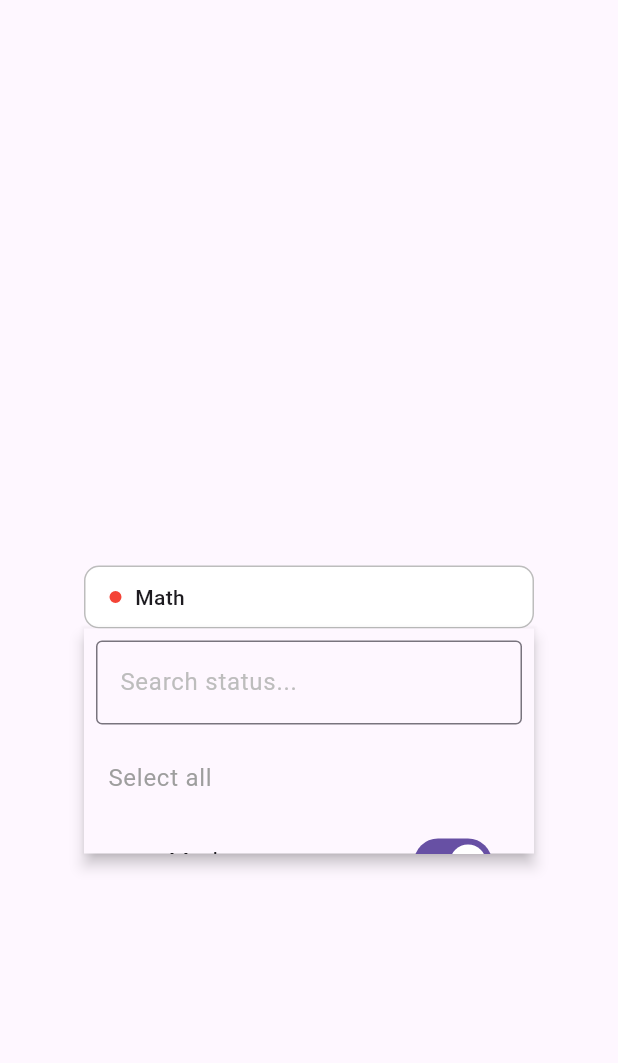
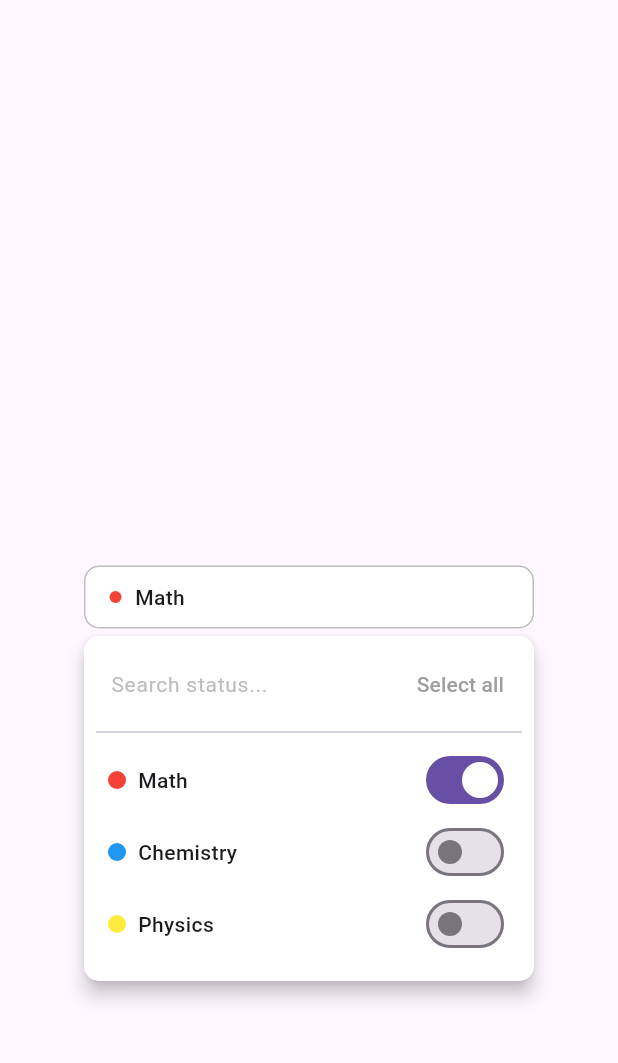
Before and after one commit to DarienRomero/flutter_stage_status_picker, a Flutter app: the screen it shows after launch, after a tap on "Math", on a phone screen of 412 x 824 dp, the part 63-1126 px from its top. Run offline on Flutter 3.47's test engine with Material 3 defaults, Android fonts, the phone set to English and light mode, and no system bars; our stand-ins replace diacritic.

```diff
--- a/lib/overlay_content.dart
+++ b/lib/overlay_content.dart
@@ -44,104 +44,144 @@ class OverlayContent extends StatefulWidget {
 }
 
 class _OverlayContentState extends State<OverlayContent> {
-  late List<StatusPickerOption> filteredOptions;
+  late List<StatusPickerOption> innerOptions;
 
   @override
   void initState() {
+    innerOptions = widget.options;
     super.initState();
-    filteredOptions = widget.options;
-    widget.controller.addListener(_filterOptions);
-  }
-
-  @override
-  void dispose() {
-    widget.controller.removeListener(_filterOptions);
-    super.dispose();
-  }
-
-  void _filterOptions() {
-    setState(() {
-      filteredOptions = widget.options.where((option) {
-        final query = removeDiacritics(widget.controller.text.toLowerCase());
-        final label = removeDiacritics(option.label.toLowerCase());
-        return label.contains(query);
-      }).toList();
-    });
   }
 
   @override
   Widget build(BuildContext context) {
-    return Positioned(
+    final filteredOptions = innerOptions.where((option) => removeDiacritics(option.label).toLowerCase().startsWith(removeDiacritics(widget.controller.text).toLowerCase()));
+    return Stack(
+      children: [
+        // Detección de clic fuera del dropdown
+        Positioned.fill(
+          child: GestureDetector(
+            onTap: widget.onClose,
+            child: Container(color: Colors.transparent),
+          ),
+        ),
+        Positioned(
           left: widget.offset.dx,
-      top: widget.offset.dy + widget.size.height,
+          top: widget.offset.dy + widget.size.height + 5,
+          width: widget.size.width,
           child: Material(
-        elevation: 4.0,
-        child: SizedBox(
-          width: widget.size.width,
-          height: widget.overlayHeight,
+            elevation: 5,
+            borderRadius: BorderRadius.circular(10),
+            color: Colors.white,
+            child: Padding(
+              padding: const EdgeInsets.all(8.0),
               child: Column(
+                mainAxisSize: MainAxisSize.min,
                 children: [
-              Padding(
-                padding: const EdgeInsets.all(8.0),
+                  // Caja de texto para filtrar opciones
+                  Row(
+                    children: [
+                      Expanded(
                         child: TextField(
                           controller: widget.controller,
                           decoration: InputDecoration(
                             hintText: widget.placeholder,
-                    hintStyle: TextStyle(color: widget.hintTextColor),
-                    border: const OutlineInputBorder(),
+                            hintStyle: TextStyle(
+                              color: widget.hintTextColor,
+                              fontWeight: FontWeight.w400,
+                              fontSize: 14
+                            ),
+                            border: InputBorder.none,
+                            contentPadding: const EdgeInsets.symmetric(horizontal: 10),
+                          ),
+                          onChanged: (value) {
+                            setState(() {});
+                          },
                         ),
                       ),
+                      TextButton(
+                        onPressed: () {
+                          setState(() {
+                            innerOptions = innerOptions.map((e) => e.copyWith(
+                              selected: true
+                            )).toList();
+                          });
+                          widget.onChanged(innerOptions);
+                        },
+                        child: Text(widget.selectAllText, style: TextStyle(
+                          color: widget.selectAllTextColor,
+                          fontSize: 14
+                        )),
                       ),
-              Expanded(
-                child: ListView(
+                    ],
+                  ),
+                  const Divider(),
+                  // Lista de opciones
+                  SizedBox(
+                    height: widget.overlayHeight,
+                    child: ListView.builder(
+                      padding: EdgeInsets.zero,
+                      itemCount: filteredOptions.length,
+                      itemBuilder: (context, index) {
+                        final option = filteredOptions.elementAt(index);
+                        return Container(
+                          padding: const EdgeInsets.symmetric(
+                            horizontal: 8
+                          ),
+                          child: Row(
+                            mainAxisSize: MainAxisSize.max,
+                            mainAxisAlignment: MainAxisAlignment.spaceBetween,
                             children: [
-                    ListTile(
-                      title: Text(
-                        widget.selectAllText,
-                        style: TextStyle(color: widget.selectAllTextColor),
-                      ),
-                      onTap: () {
-                        setState(() {
-                          final allSelected = filteredOptions.every((option) => option.selected);
-                          for (var option in filteredOptions) {
-                            option = option.copyWith(selected: !allSelected);
-                          }
-                        });
-                        widget.onChanged(filteredOptions);
-                      },
-                    ),
-                    ...filteredOptions.map((option) {
-                      return ListTile(
-                        leading: Container(
-                          width: 10,
-                          height: 10,
+                              Row(
+                                children: [
+                                  Container(
+                                    width: 12,
+                                    height: 12,
                                     decoration: BoxDecoration(
                                       color: option.color,
-                            shape: BoxShape.circle,
+                                      shape: BoxShape.circle
+                                    ),
+                                    margin: const EdgeInsets.only(
+                                      right: 8
                                     ),
                                   ),
-                        title: Text(
-                          option.label,
-                          style: TextStyle(color: widget.optionTextColor),
+                                  SizedBox(
+                                    width: widget.size.width - 120,
+                                    child: Text(option.label, style: TextStyle(
+                                      fontWeight: FontWeight.w500,
+                                      color: widget.optionTextColor
                                     ),
-                        trailing: CustomSwitch(
+                                    maxLines: 1,
+                                    overflow: TextOverflow.ellipsis
+                                  ),
+                                  ),
+                                ],
+                              ),
+                              CustomSwitch(
                                 value: option.selected,
-                          onChanged: (value) {
-                            setState(() {
-                              option = option.copyWith(selected: value);
-                            });
-                            widget.onChanged(filteredOptions);
-                          },
+                                onChanged: (newValue){
+                                  switchOnChanged(newValue, option);
+                                }
+                              )
+                            ],
                           ),
                         );
-                    }),
-                  ],
+                      }
                     ),
                   ),
                 ],
               ),
             ),
           ),
+        ),
+      ],
     );
   }
+  void switchOnChanged(bool newValue, StatusPickerOption option){
+    setState(() {
+      innerOptions = innerOptions.map((e) => e.id == option.id ? option.copyWith(
+        selected: newValue
+      ) : e).toList();
+    });
+    widget.onChanged(innerOptions);
   }
+}
```
Also changed, not shown: 2 other files. Lines whose indentation alone changed are shown as unchanged.
